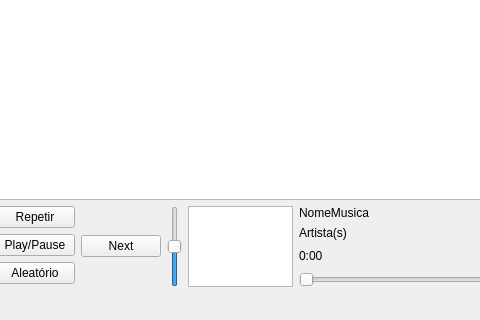
Old version of the form mainwindow.ui in the repository AlexFMM/mp3Player; both pictures show x 102 to 582 and y 147 to 467 of the 831 by 467 pixel window.
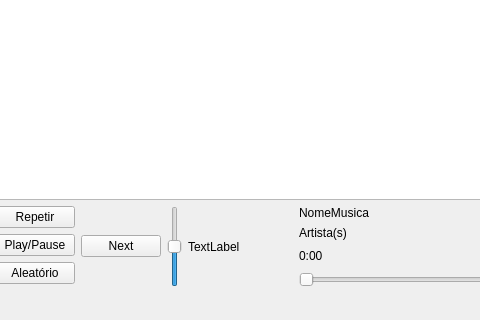
New version of the form.

Commit message: Song name and Artist done. Added the music and album classes, both are working. Space and media Play/Pause now do whats expected

Patch:
```diff
--- a/mainwindow.ui
+++ b/mainwindow.ui
@@ -22,7 +22,7 @@
   <widget class="QWidget" name="centralWidget">
    <layout class="QGridLayout" name="gridLayout_3" rowstretch="4,1">
     <item row="1" column="0">
-     <layout class="QGridLayout" name="MainLayout" rowstretch="3" columnstretch="1,1,1,4">
+     <layout class="QGridLayout" name="MainLayout" rowstretch="0" columnstretch="1,1,1,4" columnminimumwidth="1,1,1,4">
       <property name="sizeConstraint">
        <enum>QLayout::SetDefaultConstraint</enum>
       </property>
@@ -347,13 +347,22 @@
        </layout>
       </item>
       <item row="0" column="2">
-       <widget class="QGraphicsView" name="albumImage">
+       <widget class="QLabel" name="albumImage">
         <property name="sizePolicy">
-         <sizepolicy hsizetype="Expanding" vsizetype="Expanding">
-          <horstretch>1</horstretch>
-          <verstretch>1</verstretch>
+         <sizepolicy hsizetype="Fixed" vsizetype="Fixed">
+          <horstretch>0</horstretch>
+          <verstretch>0</verstretch>
          </sizepolicy>
         </property>
+        <property name="maximumSize">
+         <size>
+          <width>512</width>
+          <height>512</height>
+         </size>
+        </property>
+        <property name="text">
+         <string>TextLabel</string>
+        </property>
        </widget>
       </item>
      </layout>
```
Left out of the diff: 26 changed lines with no effect on the pictures. The commit also changes 7 other files.
